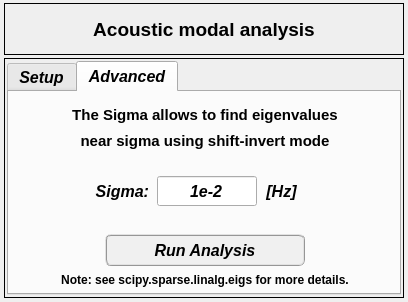
Before: the Qt Designer form data/ui_files/analysis/acoustic/acoustic_modal_analysis_input.ui in MOPT-UFSC/VIBRA, drawn with Qt 5.
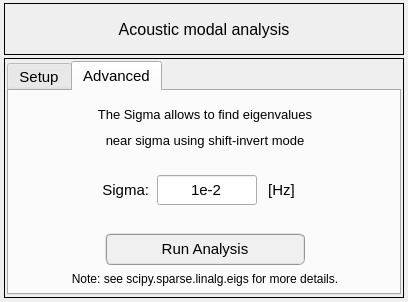
After: the same form once the commit is applied. The open tabs and pages were chosen to show the change. Icons and pictures are not drawn.

Commit message: WIP: Add a welcome widget

Diff of the .ui file:
```diff
--- a/data/ui_files/analysis/acoustic/acoustic_modal_analysis_input.ui
+++ b/data/ui_files/analysis/acoustic/acoustic_modal_analysis_input.ui
@@ -78,7 +78,6 @@
       <font>
        <family>Arial</family>
        <pointsize>12</pointsize>
-       <weight>75</weight>
        <bold>true</bold>
       </font>
      </property>
@@ -111,11 +110,10 @@
        <widget class="QLabel" name="label_main_title">
         <property name="font">
          <font>
-          <family>Arial</family>
-          <pointsize>14</pointsize>
-          <weight>75</weight>
+          <family>Segoe UI</family>
+          <pointsize>12</pointsize>
           <italic>false</italic>
-          <bold>true</bold>
+          <bold>false</bold>
          </font>
         </property>
         <property name="styleSheet">
@@ -153,7 +151,6 @@
       <font>
        <family>Arial</family>
        <pointsize>12</pointsize>
-       <weight>75</weight>
        <bold>true</bold>
       </font>
      </property>
@@ -183,13 +180,15 @@
        <widget class="QTabWidget" name="tabWidget_main">
         <property name="font">
          <font>
-          <family>Arial</family>
-          <pointsize>12</pointsize>
-          <weight>75</weight>
-          <italic>true</italic>
-          <bold>true</bold>
+          <family>Segoe UI</family>
+          <pointsize>11</pointsize>
+          <italic>false</italic>
+          <bold>false</bold>
          </font>
         </property>
+        <property name="styleSheet">
+         <string notr="true">font: 11pt &quot;Segoe UI&quot;;</string>
+        </property>
         <property name="currentIndex">
          <number>0</number>
         </property>
@@ -423,10 +422,10 @@
           </property>
           <property name="font">
            <font>
-            <family>Arial</family>
-            <pointsize>12</pointsize>
-            <weight>75</weight>
-            <bold>true</bold>
+            <family>Segoe UI</family>
+            <pointsize>11</pointsize>
+            <italic>false</italic>
+            <bold>false</bold>
            </font>
           </property>
           <property name="text">
@@ -459,10 +458,10 @@
           </property>
           <property name="font">
            <font>
-            <family>Arial</family>
-            <pointsize>12</pointsize>
-            <weight>75</weight>
-            <bold>true</bold>
+            <family>Segoe UI</family>
+            <pointsize>11</pointsize>
+            <italic>false</italic>
+            <bold>false</bold>
            </font>
           </property>
           <property name="text">
@@ -495,11 +494,10 @@
           </property>
           <property name="font">
            <font>
-            <family>Arial</family>
-            <pointsize>12</pointsize>
-            <weight>75</weight>
-            <italic>true</italic>
-            <bold>true</bold>
+            <family>Segoe UI</family>
+            <pointsize>11</pointsize>
+            <italic>false</italic>
+            <bold>false</bold>
            </font>
           </property>
           <property name="text">
@@ -532,11 +530,10 @@
           </property>
           <property name="font">
            <font>
-            <family>Arial</family>
-            <pointsize>12</pointsize>
-            <weight>75</weight>
-            <italic>true</italic>
-            <bold>true</bold>
+            <family>Segoe UI</family>
+            <pointsize>11</pointsize>
+            <italic>false</italic>
+            <bold>false</bold>
            </font>
           </property>
           <property name="styleSheet">
@@ -571,11 +568,10 @@
           </property>
           <property name="font">
            <font>
-            <family>Arial</family>
-            <pointsize>11</pointsize>
-            <weight>75</weight>
+            <family>Segoe UI</family>
+            <pointsize>10</pointsize>
             <italic>false</italic>
-            <bold>true</bold>
+            <bold>false</bold>
            </font>
           </property>
           <property name="styleSheet">
@@ -614,11 +610,10 @@
           </property>
           <property name="font">
            <font>
-            <family>Arial</family>
-            <pointsize>11</pointsize>
-            <weight>75</weight>
+            <family>Segoe UI</family>
+            <pointsize>10</pointsize>
             <italic>false</italic>
-            <bold>true</bold>
+            <bold>false</bold>
            </font>
           </property>
           <property name="styleSheet">
@@ -657,13 +652,16 @@
           </property>
           <property name="font">
            <font>
-            <family>Arial</family>
+            <family>Segoe UI</family>
             <pointsize>9</pointsize>
-            <weight>75</weight>
             <italic>false</italic>
-            <bold>true</bold>
+            <bold>false</bold>
            </font>
           </property>
+          <property name="styleSheet">
+           <string notr="true">font: 9pt &quot;Segoe UI&quot;;
+font: 9pt &quot;Segoe UI&quot;;</string>
+          </property>
           <property name="text">
            <string>Note: see scipy.sparse.linalg.eigs for more details.</string>
           </property>
```
Left out of the diff: 70 changed lines with no effect on the pictures. The commit also changes 2 other files.
